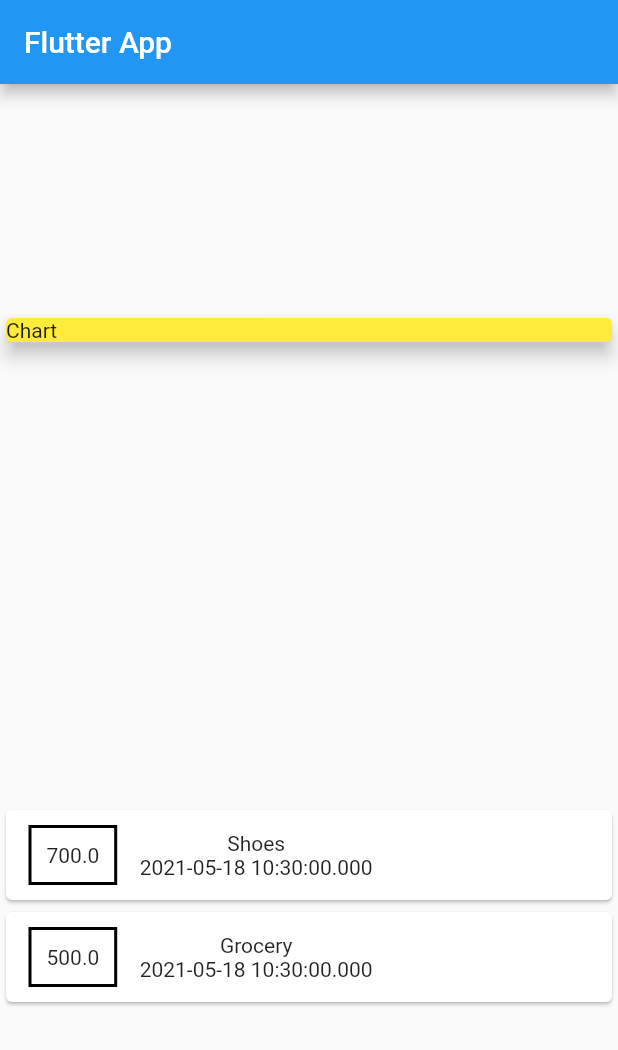
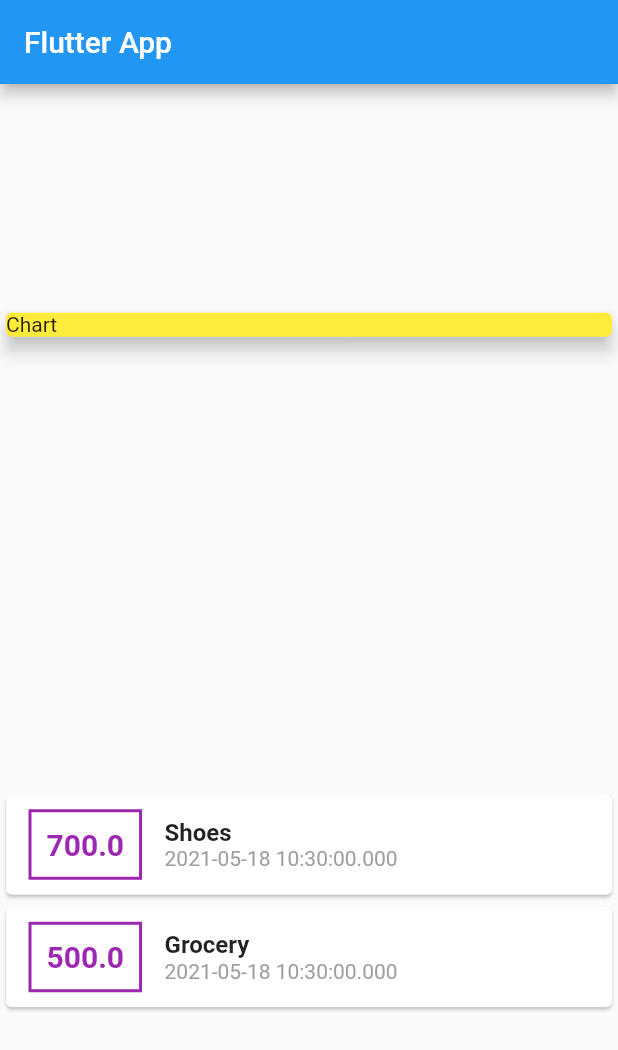
Before and after one commit to ShivamRajSingh/Expenses-App, a Flutter app: the screen it shows after launch, on a phone screen of 412 x 824 dp. Shown: the top 1050 px of the screen. Run offline on Flutter 3.47's test engine with Material 2 defaults, Android fonts, the phone set to English and light mode, and no system bars.

```diff
--- a/lib/main.dart
+++ b/lib/main.dart
@@ -59,19 +59,34 @@ class MyHomePage extends StatelessWidget {
                       ),
                       decoration: BoxDecoration(
                           border: Border.all(
-                        color: Colors.black,
+                        color: Colors.purple,
                         width: 2,
                       )),
                       padding: EdgeInsets.all(10),
                       child: Text(
                         tx.amount.toString(),
+                        style: TextStyle(
+                          color: Colors.purple,
+                          fontWeight: FontWeight.bold,
+                          fontSize: 20,
+                        ),
                       ),
                     ),
                     Column(
+                      crossAxisAlignment: CrossAxisAlignment.start,
                       children: [
-                        Text(tx.title),
+                        Text(
+                          tx.title,
+                          style: TextStyle(
+                            fontSize: 16,
+                            fontWeight: FontWeight.bold,
+                          ),
+                        ),
                         Text(
                           tx.date.toString(),
+                          style: TextStyle(
+                            color: Colors.grey,
+                          ),
                         )
                       ],
                     ),
```
